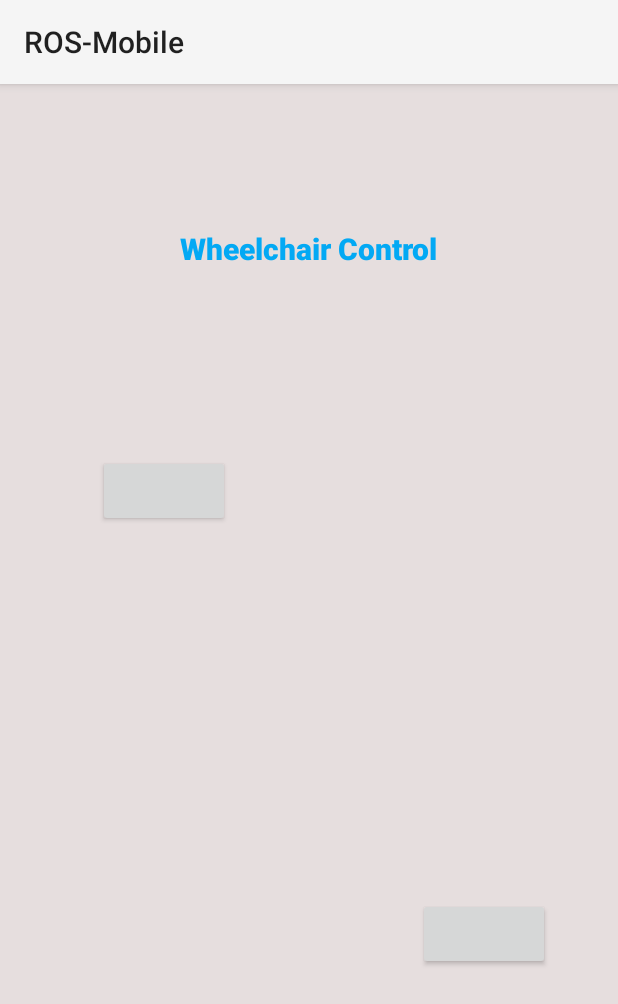
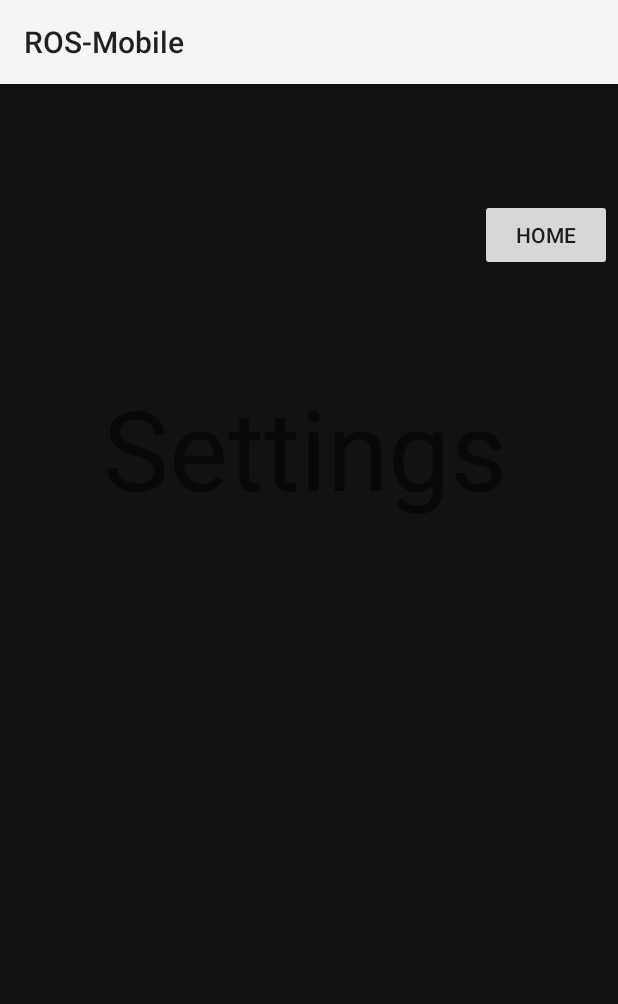
Before and after one commit to Bolt108/ROS_Android_App, an Android app: the fragment SettingsFragment placed in its activity, on a phone screen of 412 x 824 dp. Shown: the top 1004 px of the screen. Run offline under Robolectric (Android 15) with nearby library versions, the phone set to English and light mode, and no system bars; libraries missing offline, so code that uses them is left out: com.mapbox.mapboxsdk; 1 statement that could not run was skipped.

Commit message:
Add settings page and a homepage button in Mapxus, which is buggy

```diff
--- a/app/src/main/java/com/schneewittchen/rosandroid/ui/fragments/home/HomeFragment.java
+++ b/app/src/main/java/com/schneewittchen/rosandroid/ui/fragments/home/HomeFragment.java
@@ -21,16 +21,18 @@
 
 public class HomeFragment extends Fragment {
 
+    private static TabButton auto_nav, settings;
+
     @Nullable
     @org.jetbrains.annotations.Nullable
     @Override
     public View onCreateView(@NonNull @NotNull LayoutInflater inflater, @Nullable @org.jetbrains.annotations.Nullable ViewGroup container, @Nullable @org.jetbrains.annotations.Nullable Bundle savedInstanceState) {
         View v = inflater.inflate(R.layout.fragment_home, container, false);
 
-        TabButton auto_nav = new TabButton(v.findViewById(R.id.auto_nav));
+        auto_nav = new TabButton(v.findViewById(R.id.auto_nav));
         auto_nav.linkToFragment(1, getParentFragmentManager().beginTransaction());
 
-        TabButton settings = new TabButton(v.findViewById(R.id.settings));
+        settings = new TabButton(v.findViewById(R.id.settings));
         settings.linkToFragment(2, getParentFragmentManager().beginTransaction());
 
         return v;
--- a/app/src/main/java/com/schneewittchen/rosandroid/ui/fragments/settings/SettingsFragment.java
+++ b/app/src/main/java/com/schneewittchen/rosandroid/ui/fragments/settings/SettingsFragment.java
@@ -16,30 +16,19 @@
 
 import org.jetbrains.annotations.NotNull;
 
+import com.schneewittchen.rosandroid.ui.general.TabButton;
+
 public class SettingsFragment extends Fragment {
 
-    Button auto_nav;
     @Nullable
     @org.jetbrains.annotations.Nullable
     @Override
     public View onCreateView(@NonNull @NotNull LayoutInflater inflater, @Nullable @org.jetbrains.annotations.Nullable ViewGroup container, @Nullable @org.jetbrains.annotations.Nullable Bundle savedInstanceState) {
-        View v = inflater.inflate(R.layout.fragment_home, container, false);
+        View v = inflater.inflate(R.layout.fragment_settings, container, false);
 
-        auto_nav = v.findViewById(R.id.auto_nav);
-        auto_nav.setOnClickListener(new View.OnClickListener() {
+        TabButton homeButton = new TabButton(v.findViewById(R.id.home_button));
+        homeButton.linkToFragment(0, getParentFragmentManager().beginTransaction());
 
-            @Override
-            public void onClick(View v) {
-
-                MapxusFragment mapxusFrag = new MapxusFragment();
-                FragmentTransaction ft = getParentFragmentManager().beginTransaction();
-                ft.replace(R.id.main_container, mapxusFrag);
-                ft.commit();
-
-            }
-        }
-
-        );
         return v;
     }
 
--- /dev/null
+++ b/app/src/main/res/layout/fragment_settings.xml
@@ -0,0 +1,35 @@
+<?xml version="1.0" encoding="utf-8"?>
+<androidx.constraintlayout.widget.ConstraintLayout xmlns:android="http://schemas.android.com/apk/res/android"
+    xmlns:app="http://schemas.android.com/apk/res-auto"
+    xmlns:tools="http://schemas.android.com/tools"
+    android:layout_width="match_parent"
+    android:layout_height="match_parent">
+
+    <TextView
+        android:id="@+id/textView3"
+        android:layout_width="282dp"
+        android:layout_height="99dp"
+        android:layout_marginStart="61dp"
+        android:layout_marginTop="122dp"
+        android:layout_marginEnd="61dp"
+        android:layout_marginBottom="476dp"
+        android:text="Settings"
+        app:autoSizeTextType="uniform"
+        app:layout_constraintBottom_toBottomOf="parent"
+        app:layout_constraintEnd_toEndOf="parent"
+        app:layout_constraintHorizontal_bias="1.0"
+        app:layout_constraintStart_toStartOf="parent" />
+
+    <Button
+        android:id="@+id/home_button"
+        android:layout_width="wrap_content"
+        android:layout_height="wrap_content"
+        android:layout_marginTop="6dp"
+        android:layout_marginEnd="4dp"
+        android:layout_marginBottom="68dp"
+        android:text="Home"
+        app:layout_constraintBottom_toTopOf="@+id/textView3"
+        app:layout_constraintEnd_toEndOf="parent"
+        app:layout_constraintTop_toTopOf="parent"
+        app:layout_constraintVertical_bias="1.0" />
+</androidx.constraintlayout.widget.ConstraintLayout>
```
Also changed, not shown: app/src/main/java/com/schneewittchen/rosandroid/ui/fragments/map/MapxusFragment.java (+9 -0 lines), app/src/main/res/layout/fragment_mapxus_map.xml (+11 -1 lines), app/src/main/res/navigation/main_navigation.xml (+12 -0 lines).
